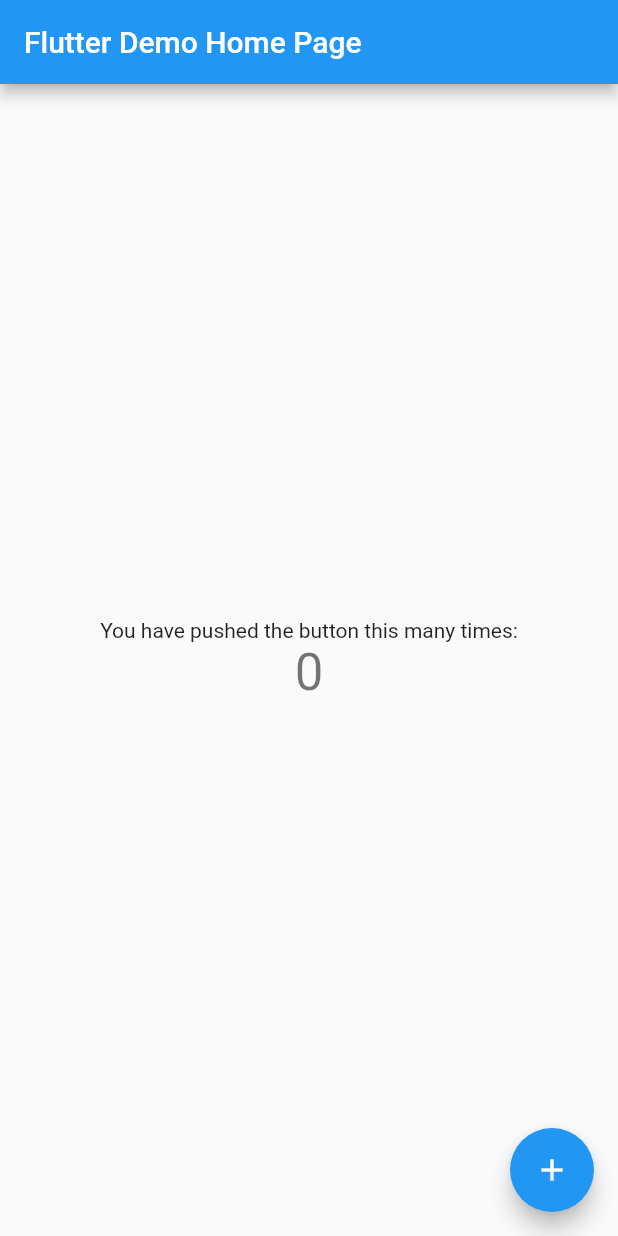
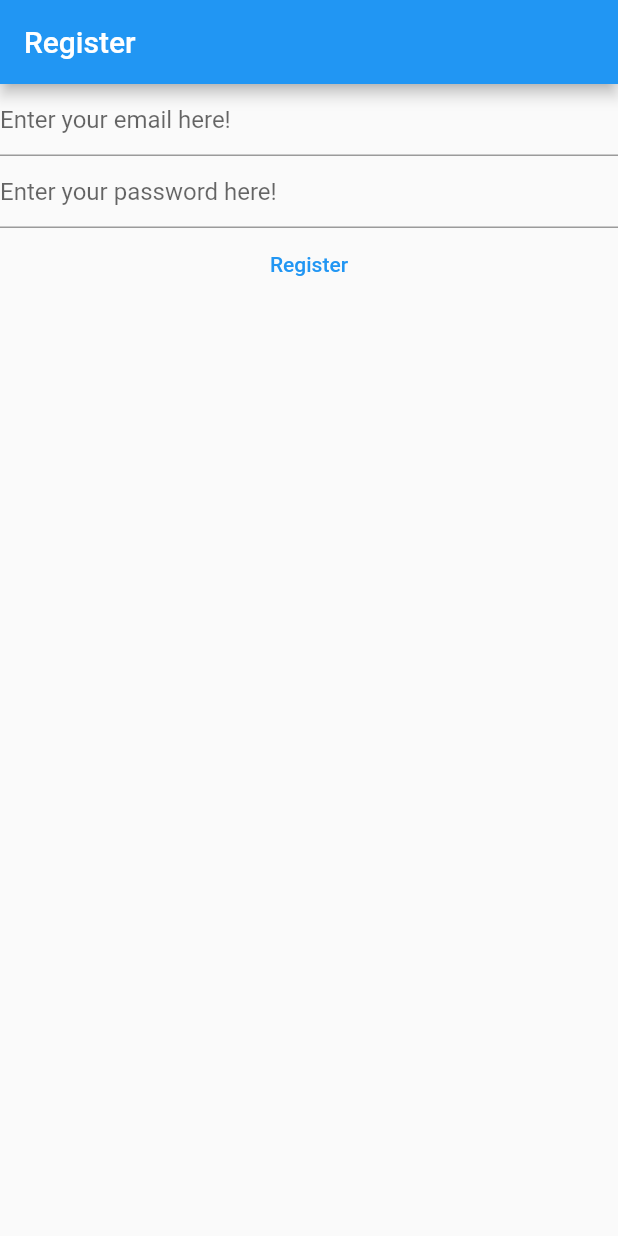
Before and after one commit to daolq-2712/mynotes, a Flutter app: the screen it shows after launch, on a phone screen of 412 x 824 dp. Run offline on Flutter 3.47's test engine with Material 2 defaults, Android fonts, the phone set to English and light mode, and no system bars; our stand-ins replace firebase_auth, firebase_core; accounts and stored records are empty.

Commit message:
Finish Basic Register screen

```diff
--- a/lib/main.dart
+++ b/lib/main.dart
@@ -1,115 +1,95 @@
 import 'package:flutter/material.dart';
+import 'package:firebase_core/firebase_core.dart';
+import 'package:firebase_auth/firebase_auth.dart';
+import 'firebase_options.dart';
 
 void main() {
-  runApp(const MyApp());
+  WidgetsFlutterBinding.ensureInitialized();
+  runApp(MaterialApp(
+    title: 'Flutter Demo',
+    theme: ThemeData(
+      primarySwatch: Colors.blue,
+    ),
+    home: const HomePage(),
+  ));
 }
 
-class MyApp extends StatelessWidget {
-  const MyApp({Key? key}) : super(key: key);
+class HomePage extends StatefulWidget {
+  const HomePage({Key? key}) : super(key: key);
 
-  // This widget is the root of your application.
   @override
-  Widget build(BuildContext context) {
-    return MaterialApp(
-      title: 'Flutter Demo',
-      theme: ThemeData(
-        // This is the theme of your application.
-        //
-        // Try running your application with "flutter run". You'll see the
-        // application has a blue toolbar. Then, without quitting the app, try
-        // changing the primarySwatch below to Colors.green and then invoke
-        // "hot reload" (press "r" in the console where you ran "flutter run",
-        // or simply save your changes to "hot reload" in a Flutter IDE).
-        // Notice that the counter didn't reset back to zero; the application
-        // is not restarted.
-        primarySwatch: Colors.blue,
-      ),
-      home: const MyHomePage(title: 'Flutter Demo Home Page'),
-    );
-  }
+  State<HomePage> createState() => _HomePageState();
 }
 
-class MyHomePage extends StatefulWidget {
-  const MyHomePage({Key? key, required this.title}) : super(key: key);
-
-  // This widget is the home page of your application. It is stateful, meaning
-  // that it has a State object (defined below) that contains fields that affect
-  // how it looks.
-
-  // This class is the configuration for the state. It holds the values (in this
-  // case the title) provided by the parent (in this case the App widget) and
-  // used by the build method of the State. Fields in a Widget subclass are
-  // always marked "final".
-
-  final String title;
+class _HomePageState extends State<HomePage> {
+  late final TextEditingController _email;
+  late final TextEditingController _password;
 
   @override
-  State<MyHomePage> createState() => _MyHomePageState();
-}
+  void initState() {
+    _email = TextEditingController();
+    _password = TextEditingController();
+    super.initState();
+  }
 
-class _MyHomePageState extends State<MyHomePage> {
-  int _counter = 0;
-
-  void _incrementCounter() {
-    setState(() {
-      // This call to setState tells the Flutter framework that something has
-      // changed in this State, which causes it to rerun the build method below
-      // so that the display can reflect the updated values. If we changed
-      // _counter without calling setState(), then the build method would not be
-      // called again, and so nothing would appear to happen.
-      _counter++;
-    });
+  @override
+  void dispose() {
+    _email.dispose();
+    _password.dispose();
+    super.dispose();
   }
 
   @override
   Widget build(BuildContext context) {
-    // This method is rerun every time setState is called, for instance as done
-    // by the _incrementCounter method above.
-    //
-    // The Flutter framework has been optimized to make rerunning build methods
-    // fast, so that you can just rebuild anything that needs updating rather
-    // than having to individually change instances of widgets.
     return Scaffold(
       appBar: AppBar(
-        // Here we take the value from the MyHomePage object that was created by
-        // the App.build method, and use it to set our appbar title.
-        title: Text(widget.title),
+        title: const Text('Register'),
       ),
-      body: Center(
-        // Center is a layout widget. It takes a single child and positions it
-        // in the middle of the parent.
-        child: Column(
-          // Column is also a layout widget. It takes a list of children and
-          // arranges them vertically. By default, it sizes itself to fit its
-          // children horizontally, and tries to be as tall as its parent.
-          //
-          // Invoke "debug painting" (press "p" in the console, choose the
-          // "Toggle Debug Paint" action from the Flutter Inspector in Android
-          // Studio, or the "Toggle Debug Paint" command in Visual Studio Code)
-          // to see the wireframe for each widget.
-          //
-          // Column has various properties to control how it sizes itself and
-          // how it positions its children. Here we use mainAxisAlignment to
-          // center the children vertically; the main axis here is the vertical
-          // axis because Columns are vertical (the cross axis would be
-          // horizontal).
-          mainAxisAlignment: MainAxisAlignment.center,
-          children: <Widget>[
-            const Text(
-              'You have pushed the button this many times:',
-            ),
-            Text(
-              '$_counter',
-              style: Theme.of(context).textTheme.headline4,
-            ),
-          ],
-        ),
-      ),
-      floatingActionButton: FloatingActionButton(
-        onPressed: _incrementCounter,
-        tooltip: 'Increment',
-        child: const Icon(Icons.add),
-      ), // This trailing comma makes auto-formatting nicer for build methods.
+      body: FutureBuilder(
+          future: Firebase.initializeApp(
+            options: DefaultFirebaseOptions.currentPlatform,
+          ),
+          builder: (context, snapshot) {
+            switch (snapshot.connectionState) {
+              case ConnectionState.done:
+                return Column(
+                  children: [
+                    TextField(
+                      controller: _email,
+                      autocorrect: false,
+                      keyboardType: TextInputType.emailAddress,
+                      decoration: const InputDecoration(
+                          hintText: 'Enter your email here!'),
+                    ),
+                    TextField(
+                      controller: _password,
+                      obscureText: true,
+                      enableSuggestions: false,
+                      autocorrect: false,
+                      decoration: const InputDecoration(
+                          hintText: 'Enter your password here!'),
+                    ),
+                    TextButton(
+                      onPressed: () async {
+                        final email = _email.text;
+                        final password = _password.text;
+                        final userCredential = FirebaseAuth.instance
+                            .createUserWithEmailAndPassword(
+                          email: email,
+                          password: password,
+                        );
+                        print(userCredential);
+                      },
+                      child: const Text('Register'),
+                    ),
+                  ],
+                );
+              default:
+                return const Center(
+                  child: const Text('Loading...'),
+                );
+            }
+          }),
     );
   }
 }
--- a/pubspec.yaml
+++ b/pubspec.yaml
@@ -35,6 +35,7 @@ dependencies:
   # Use with the CupertinoIcons class for iOS style icons.
   cupertino_icons: ^1.0.2
   firebase_core: ^1.21.1
+  firebase_auth: ^3.7.0
 
 dev_dependencies:
   flutter_test:
```
Also changed, not shown: pubspec.lock, 1 other file.
